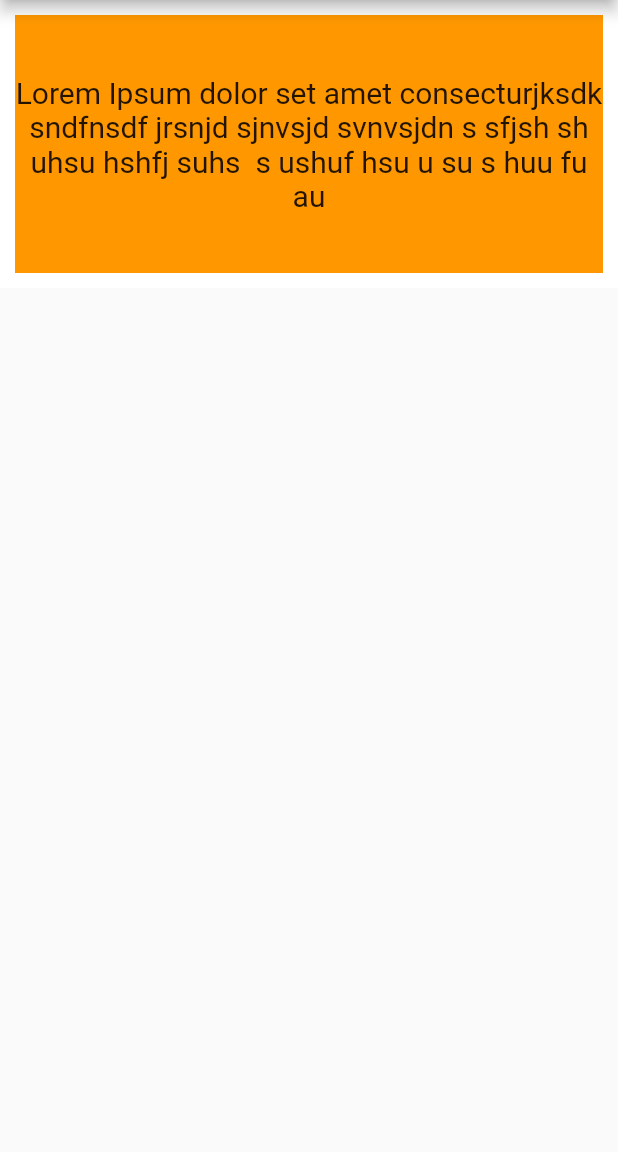
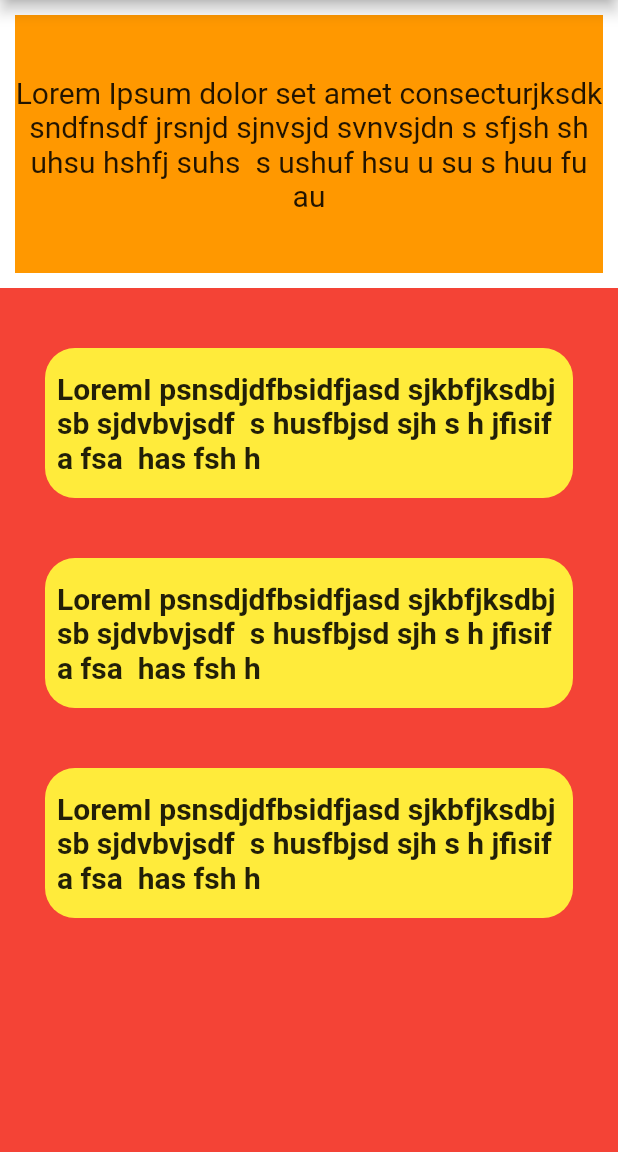
Before and after one commit to suyoscar11/ayurveda_dosha, a Flutter app: the screen it shows after launch, on a phone screen of 412 x 824 dp, the part 84-1236 px from its top. Run offline on Flutter 3.47's test engine with Material 2 defaults, Android fonts, the phone set to English and light mode, and no system bars.

Commit message:
started another day

```diff
--- a/lib/homepage.dart
+++ b/lib/homepage.dart
@@ -40,7 +40,11 @@ class _HomepageState extends State<Homepage> {
               child: Container(
                 color: Colors.red,
                 child: Column(
-                  children: [],
+                  children: const [
+                    answer(),
+                    answer(),
+                    answer(),
+                  ],
                 ),
               )),
         ],
@@ -48,3 +52,27 @@ class _HomepageState extends State<Homepage> {
     );
   }
 }
+
+class answer extends StatelessWidget {
+  const answer({
+    Key? key,
+  }) : super(key: key);
+
+  @override
+  Widget build(BuildContext context) {
+    return Container(
+      margin: EdgeInsets.only(left: 30, top: 40, right: 30),
+      height: 100,
+      decoration: BoxDecoration(
+          color: Colors.yellow, borderRadius: BorderRadius.circular(20)),
+      child: const Center(
+          child: Padding(
+        padding: EdgeInsets.all(8.0),
+        child: Text(
+          'LoremI psnsdjdfbsidfjasd sjkbfjksdbj sb sjdvbvjsdf  s husfbjsd sjh s h jfisif a fsa  has fsh h',
+          style: TextStyle(fontSize: 20, fontWeight: FontWeight.bold),
+        ),
+      )),
+    );
+  }
+}
--- a/pubspec.yaml
+++ b/pubspec.yaml
@@ -3,7 +3,7 @@ description: A new Flutter project.
 
 # The following line prevents the package from being accidentally published to
 # pub.dev using `flutter pub publish`. This is preferred for private packages.
-publish_to: 'none' # Remove this line if you wish to publish to pub.dev
+publish_to: "none" # Remove this line if you wish to publish to pub.dev
 
 # The following defines the version and build number for your application.
 # A version number is three numbers separated by dots, like 1.2.43
@@ -20,7 +20,7 @@ publish_to: 'none' # Remove this line if you wish to publish to pub.dev
 version: 1.0.0+1
 
 environment:
-  sdk: '>=2.18.0 <3.0.0'
+  sdk: ">=2.18.0 <3.0.0"
 
 # Dependencies specify other packages that your package needs in order to work.
 # To automatically upgrade your package dependencies to the latest versions
@@ -31,7 +31,6 @@ environment:
 dependencies:
   flutter:
     sdk: flutter
-
 
   # The following adds the Cupertino Icons font to your application.
   # Use with the CupertinoIcons class for iOS style icons.
@@ -53,7 +52,6 @@ dev_dependencies:
 
 # The following section is specific to Flutter packages.
 flutter:
-
   # The following line ensures that the Material Icons font is
   # included with your application, so that you can use the icons in
   # the material Icons class.
```
Also changed, not shown: flutter_01.png (added), lib/answer.dart (added).
